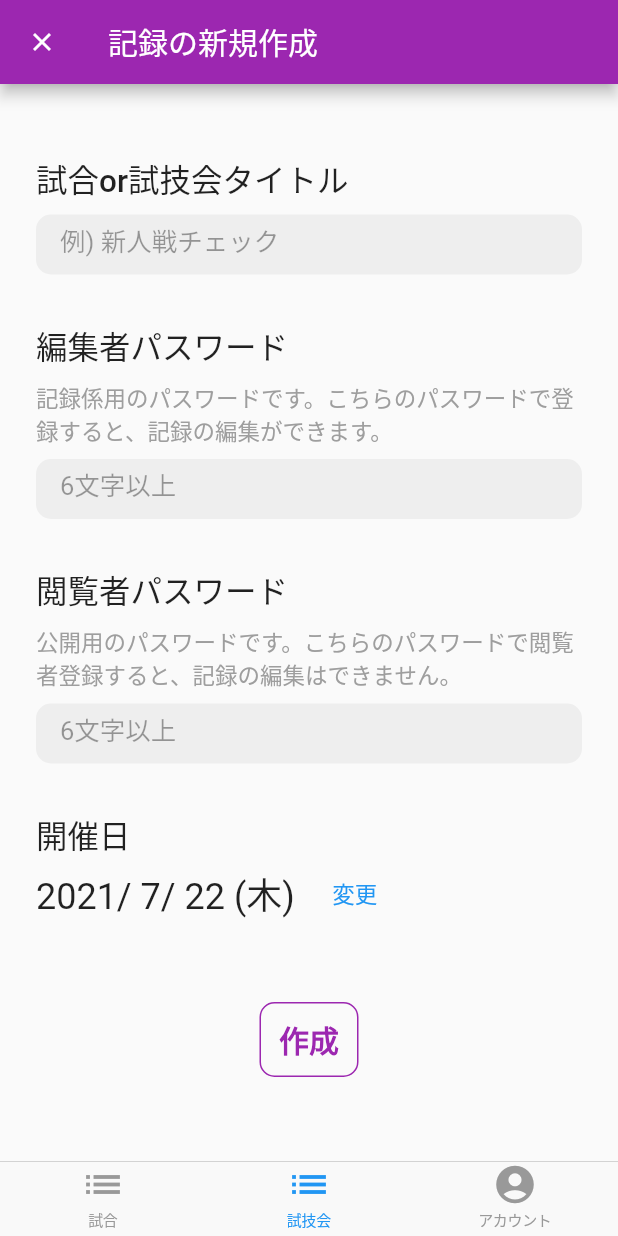
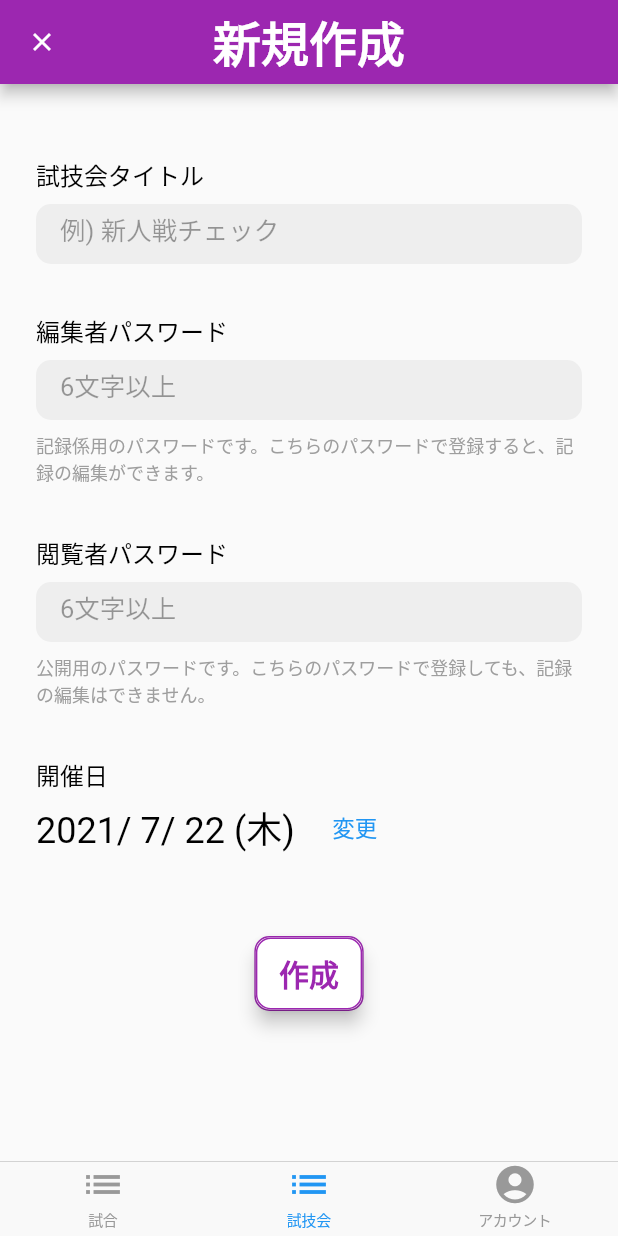
Before and after one commit to o2yama/game-record-app, a Flutter app: the HomeScreen screen opened directly, item 2 of the bottom bar chosen, after a tap on the "add" icon, on a phone screen of 412 x 824 dp. Run offline on Flutter 3.47's test engine with Material 2 defaults, Android fonts, the phone set to English and light mode, and no system bars; our stand-ins replace adaptive_dialog, cloud_firestore, firebase_auth, firebase_core, firebase_storage, flutter_hooks and 5 more; missing offline and left inert: app_tracking_transparency; accounts and stored records are empty.

```diff
--- a/lib/screens/create_new_rehearsal/create_new_game_screen.dart
+++ b/lib/screens/create_new_rehearsal/create_new_game_screen.dart
@@ -7,37 +7,46 @@ import 'package:hooks_riverpod/hooks_riverpod.dart';
 import 'package:record_game_app/common/date.dart';
 import 'package:record_game_app/common/validator.dart';
 import 'package:record_game_app/common/widgets/simple_text_field.dart';
-import 'package:record_game_app/common/widgets/loading_screen.dart';
+import 'package:record_game_app/common/widgets/loading_screen/loading_screen.dart';
 import 'package:record_game_app/domain/app_user/app_user.dart';
-import 'package:record_game_app/common/loading_state.dart';
+import 'package:record_game_app/common/widgets/loading_screen/loading_state.dart';
 import 'package:record_game_app/screens/home_screens/rehearsal_list_screen/rehearsal_list_state.dart';
 import 'create_new_game_model.dart';
+
+enum GameType { match, rehearsal }
 
 final gameTitleController = TextEditingController();
 final editorKeyController = TextEditingController();
 final readerKeyController = TextEditingController();
 
 class CreateNewGameScreen extends HookWidget {
-  const CreateNewGameScreen({Key? key}) : super(key: key);
+  const CreateNewGameScreen({Key? key, required this.gameType})
+      : super(key: key);
+  final GameType gameType;
 
-  static Route<Widget> route() {
+  static Route<Widget> route(GameType gameType) {
+    gameTitleController.clear();
+    editorKeyController.clear();
+    readerKeyController.clear();
     return MaterialPageRoute<Widget>(
-      builder: (_) => const CreateNewGameScreen(),
+      builder: (_) => CreateNewGameScreen(gameType: gameType),
       fullscreenDialog: true,
     );
   }
 
-  Widget _searchGameField(BuildContext context) {
+  Widget _gameTitleField(BuildContext context) {
     return Padding(
       padding: const EdgeInsets.all(8),
       child: Column(
         crossAxisAlignment: CrossAxisAlignment.start,
         children: [
-          Text('試合or試技会タイトル', style: Theme.of(context).textTheme.headline6),
+          gameType == GameType.match
+              ? Text('試合タイトル', style: Theme.of(context).textTheme.headline5)
+              : Text('試技会タイトル', style: Theme.of(context).textTheme.headline5),
           const SizedBox(height: 8),
           SimpleTextField(
             controller: gameTitleController,
-            hintText: '例) 新人戦チェック',
+            hintText: gameType == GameType.match ? '例) 新人戦' : '例) 新人戦チェック',
             keyboardType: TextInputType.text,
           )
         ],
@@ -51,17 +60,17 @@ class CreateNewGameScreen extends HookWidget {
       child: Column(
         crossAxisAlignment: CrossAxisAlignment.start,
         children: [
-          Text('編集者パスワード', style: Theme.of(context).textTheme.headline6),
-          const SizedBox(height: 8),
-          const Text(
-            '記録係用のパスワードです。こちらのパスワードで登録すると、記録の編集ができます。',
-            style: TextStyle(color: Colors.grey),
-          ),
+          Text('編集者パスワード', style: Theme.of(context).textTheme.headline5),
           const SizedBox(height: 8),
           SimpleTextField(
             controller: editorKeyController,
             hintText: '6文字以上',
             keyboardType: TextInputType.visiblePassword,
+          ),
+          const SizedBox(height: 8),
+          Text(
+            '記録係用のパスワードです。こちらのパスワードで登録すると、記録の編集ができます。',
+            style: Theme.of(context).textTheme.headline6,
           ),
         ],
       ),
@@ -74,17 +83,17 @@ class CreateNewGameScreen extends HookWidget {
       child: Column(
         crossAxisAlignment: CrossAxisAlignment.start,
         children: [
-          Text('閲覧者パスワード', style: Theme.of(context).textTheme.headline6),
-          const SizedBox(height: 8),
-          const Text(
-            '公開用のパスワードです。こちらのパスワードで閲覧者登録すると、記録の編集はできません。',
-            style: TextStyle(color: Colors.grey),
-          ),
+          Text('閲覧者パスワード', style: Theme.of(context).textTheme.headline5),
           const SizedBox(height: 8),
           SimpleTextField(
             controller: readerKeyController,
             hintText: '6文字以上',
             keyboardType: TextInputType.visiblePassword,
+          ),
+          const SizedBox(height: 8),
+          Text(
+            '公開用のパスワードです。こちらのパスワードで登録しても、記録の編集はできません。',
+            style: Theme.of(context).textTheme.headline6,
           ),
         ],
       ),
@@ -98,14 +107,14 @@ class CreateNewGameScreen extends HookWidget {
       child: Column(
         crossAxisAlignment: CrossAxisAlignment.start,
         children: [
-          Text('開催日', style: Theme.of(context).textTheme.headline6),
+          Text('開催日', style: Theme.of(context).textTheme.headline5),
           Row(children: [
             Text(
               '${heldAt.value.year}/ '
               '${heldAt.value.month}/ '
               '${heldAt.value.day} '
               '(${intToDate[heldAt.value.weekday]})',
-              style: Theme.of(context).textTheme.headline5,
+              style: Theme.of(context).textTheme.headline4,
             ),
             const SizedBox(width: 8),
             TextButton(
@@ -171,29 +180,38 @@ class CreateNewGameScreen extends HookWidget {
         border: Border.all(color: Theme.of(context).primaryColor),
         borderRadius: BorderRadius.circular(10),
       ),
-      child: TextButton(
+      child: ElevatedButton(
         onPressed: () async {
           if (gameTitleController.text.isEmpty) {
-            Validator().showValidMessage('試合、または試技会のタイトルを入力してください');
+            gameType == GameType.match
+                ? Validator().showValidMessage('試合のタイトルを入力してください')
+                : Validator().showValidMessage('試技会のタイトルを入力してください');
           } else if (!Validator().validKeys(editorKeyController.text)) {
             Validator().showValidMessage('編集者用パスワードは6文字以上です。');
           } else if (!Validator().validKeys(readerKeyController.text)) {
             Validator().showValidMessage('閲覧者用パスワードは6文字以上です。');
+          } else if (editorKeyController.text == readerKeyController.text) {
+            Validator().showValidMessage('2つのパスワードは、異なるものにしてください。');
           } else {
             context.read(loadingStateProvider.notifier).startLoading();
             try {
               //新しい試技会の作成
               await model.createNewGame(
-                  gameTitle: gameTitleController.text,
-                  editorKey: editorKeyController.text,
-                  readerKey: readerKeyController.text,
-                  heldAt: heldAt);
+                gameTitle: gameTitleController.text,
+                editorKey: editorKeyController.text,
+                readerKey: readerKeyController.text,
+                heldAt: heldAt,
+                gameType: gameType,
+              );
               context.read(loadingStateProvider.notifier).endLoading();
               await showOkAlertDialog(context: context, title: '作成できました。');
               //試技会の取得
               await context
                   .read(rehearsalListStateProvider.notifier)
                   .fetchRehearsals(appUser);
+              gameTitleController.clear();
+              editorKeyController.clear();
+              readerKeyController.clear();
               Navigator.pop(context);
             } on Exception {
               await showOkAlertDialog(context: context, title: '作成に失敗しました。');
@@ -203,11 +221,7 @@ class CreateNewGameScreen extends HookWidget {
         },
         child: Text(
           '作成',
-          style: TextStyle(
-            fontWeight: FontWeight.bold,
-            fontSize: 20,
-            color: Theme.of(context).primaryColor,
-          ),
+          style: TextStyle(color: Theme.of(context).primaryColor),
         ),
       ),
     );
@@ -222,7 +236,7 @@ class CreateNewGameScreen extends HookWidget {
     return GestureDetector(
       onTap: () => FocusScope.of(context).requestFocus(FocusNode()),
       child: Scaffold(
-        appBar: AppBar(title: const Text('記録の新規作成')),
+        appBar: AppBar(title: const Text('新規作成'), centerTitle: true),
         body: Stack(children: [
           SingleChildScrollView(
             child: Padding(
@@ -230,7 +244,7 @@ class CreateNewGameScreen extends HookWidget {
               child: Column(
                 children: [
                   const SizedBox(height: 24),
-                  _searchGameField(context),
+                  _gameTitleField(context),
                   const SizedBox(height: 16),
                   _editorKeyField(context),
                   const SizedBox(height: 16),
--- a/lib/screens/game_detail_screen/game_detail_argument.dart
+++ b/lib/screens/game_detail_screen/game_detail_argument.dart
@@ -1,8 +1,7 @@
 import 'package:record_game_app/domain/game/game.dart';
 
 class GameDetailArgument {
-  GameDetailArgument({required this.game, required this.isMatch});
+  GameDetailArgument({required this.game});
 
   final Game game;
-  final bool isMatch;
 }
--- a/lib/screens/home_screens/account_screen/account_screen.dart
+++ b/lib/screens/home_screens/account_screen/account_screen.dart
@@ -8,9 +8,9 @@ import 'package:hooks_riverpod/hooks_riverpod.dart';
 import 'package:record_game_app/common/widgets/ad_widget.dart';
 import 'package:record_game_app/common/widgets/large_image/large_image_state.dart';
 import 'package:record_game_app/common/widgets/restart_widget.dart';
-import 'package:record_game_app/common/widgets/loading_screen.dart';
+import 'package:record_game_app/common/widgets/loading_screen/loading_screen.dart';
 import 'package:record_game_app/domain/app_user/app_user.dart';
-import 'package:record_game_app/common/loading_state.dart';
+import 'package:record_game_app/common/widgets/loading_screen/loading_state.dart';
 
 class AccountScreen extends HookWidget {
   const AccountScreen({Key? key}) : super(key: key);
@@ -45,7 +45,7 @@ class AccountScreen extends HookWidget {
           mainAxisAlignment: MainAxisAlignment.center,
           crossAxisAlignment: CrossAxisAlignment.start,
           children: [
-            Text(name, style: Theme.of(context).textTheme.headline5),
+            Text(name, style: Theme.of(context).textTheme.headline4),
           ],
         ),
       ),
@@ -59,7 +59,8 @@ class AccountScreen extends HookWidget {
           context: context,
           builder: (context) => Platform.isIOS
               ? CupertinoAlertDialog(
-                  title: const Text('このアカウントで再度サインインするには、'
+                  title: const Text('本当にサインアウトしてもよろしいですか？'),
+                  content: const Text('このアカウントで再度サインインするには、'
                       'ご登録のメールアドレスと、パスワードが必要です。'),
                   actions: [
                     TextButton(
@@ -84,7 +85,8 @@ class AccountScreen extends HookWidget {
                   ],
                 )
               : AlertDialog(
-                  title: const Text('このアカウントで再度サインインするには、'
+                  title: const Text('本当にサインアウトしてもよろしいですか？'),
+                  content: const Text('このアカウントで再度サインインするには、'
                       'ご登録のメールアドレスと、パスワードが必要です。'),
                   actions: [
                     TextButton(
--- a/lib/screens/home_screens/home_screen.dart
+++ b/lib/screens/home_screens/home_screen.dart
@@ -3,9 +3,10 @@ import 'package:flutter/material.dart';
 import 'package:flutter_hooks/flutter_hooks.dart';
 import 'package:hooks_riverpod/hooks_riverpod.dart';
 import 'package:record_game_app/domain/app_user/app_user.dart';
+import 'package:record_game_app/screens/create_new_rehearsal/create_new_game_screen.dart';
 import 'package:record_game_app/screens/home_screens/account_screen/account_screen.dart';
 import 'package:record_game_app/screens/home_screens/rehearsal_list_screen/rehearsal_list_screen.dart';
-import 'package:record_game_app/common/loading_state.dart';
+import 'package:record_game_app/common/widgets/loading_screen/loading_state.dart';
 import 'match_list_screen/match_list_screen.dart';
 
 class HomeScreen extends HookWidget {
@@ -44,13 +45,13 @@ class HomeScreen extends HookWidget {
       tabBuilder: (context, index) {
         if (index == 0) {
           return CupertinoTabView(
-            builder: (context) =>
-                const CupertinoPageScaffold(child: MatchListScreen()),
+            builder: (context) => const CupertinoPageScaffold(
+                child: MatchListScreen(gameType: GameType.match)),
           );
         } else if (index == 1) {
           return CupertinoTabView(
-            builder: (context) =>
-                const CupertinoPageScaffold(child: RehearsalListScreen()),
+            builder: (context) => const CupertinoPageScaffold(
+                child: RehearsalListScreen(gameType: GameType.rehearsal)),
           );
         } else if (index == 2) {
           return CupertinoTabView(
--- a/lib/screens/login_sign_up/login/login_screen.dart
+++ b/lib/screens/login_sign_up/login/login_screen.dart
@@ -4,14 +4,14 @@ import 'package:flutter_hooks/flutter_hooks.dart';
 import 'package:flutter_riverpod/flutter_riverpod.dart';
 import 'package:hooks_riverpod/hooks_riverpod.dart';
 import 'package:record_game_app/common/validator.dart';
-import 'package:record_game_app/common/widgets/loading_screen.dart';
+import 'package:record_game_app/common/widgets/loading_screen/loading_screen.dart';
 import 'package:record_game_app/domain/app_user/app_user.dart';
 import 'package:record_game_app/screens/home_screens/home_screen.dart';
 import 'package:record_game_app/screens/login_sign_up/login/login_model.dart';
 import 'package:record_game_app/screens/login_sign_up/sign_up/sign_up_screen.dart';
 import 'package:record_game_app/screens/login_sign_up/widgets/email_field.dart';
 import 'package:record_game_app/screens/login_sign_up/widgets/password_field.dart';
-import 'package:record_game_app/common/loading_state.dart';
+import 'package:record_game_app/common/widgets/loading_screen/loading_state.dart';
 
 class LoginScreen extends HookWidget {
   const LoginScreen({Key? key}) : super(key: key);
--- a/lib/screens/login_sign_up/sign_up/sign_up_screen.dart
+++ b/lib/screens/login_sign_up/sign_up/sign_up_screen.dart
@@ -5,10 +5,10 @@ import 'package:flutter_riverpod/flutter_riverpod.dart';
 import 'package:hooks_riverpod/hooks_riverpod.dart';
 import 'package:record_game_app/common/screen_size.dart';
 import 'package:record_game_app/common/validator.dart';
-import 'package:record_game_app/common/widgets/loading_screen.dart';
+import 'package:record_game_app/common/widgets/loading_screen/loading_screen.dart';
 import 'package:record_game_app/screens/login_sign_up/login/login_screen.dart';
 import 'package:record_game_app/screens/login_sign_up/sign_up/sign_up_model.dart';
-import 'package:record_game_app/common/loading_state.dart';
+import 'package:record_game_app/common/widgets/loading_screen/loading_state.dart';
 import 'package:record_game_app/screens/login_sign_up/sign_up/wait_email_verify_screen.dart';
 import '../widgets/email_field.dart';
 import '../widgets/password_field.dart';
--- a/lib/screens/login_sign_up/sign_up/wait_email_verify_screen.dart
+++ b/lib/screens/login_sign_up/sign_up/wait_email_verify_screen.dart
@@ -3,11 +3,11 @@ import 'package:flutter_hooks/flutter_hooks.dart';
 import 'package:hooks_riverpod/hooks_riverpod.dart';
 import 'package:record_game_app/common/screen_size.dart';
 import 'package:record_game_app/common/validator.dart';
-import 'package:record_game_app/common/widgets/loading_screen.dart';
+import 'package:record_game_app/common/widgets/loading_screen/loading_screen.dart';
 import 'package:record_game_app/repository/auth_repository.dart';
 import 'package:record_game_app/screens/home_screens/home_screen.dart';
 import 'package:record_game_app/screens/login_sign_up/sign_up/sign_up_model.dart';
-import 'package:record_game_app/common/loading_state.dart';
+import 'package:record_game_app/common/widgets/loading_screen/loading_state.dart';
 
 class WaitEmailVerifyScreen extends HookWidget {
   const WaitEmailVerifyScreen({Key? key}) : super(key: key);
```
Also changed, not shown: lib/main.dart (+15 -4 lines), lib/repository/game_repository.dart (+6 -3 lines), lib/screens/create_new_rehearsal/create_new_game_model.dart (+18 -6 lines), lib/screens/game_detail_screen/game_detail_screen.dart (+9 -11 lines), lib/screens/game_detail_screen/team_list/team_list_model.dart (added, +43 -0 lines), lib/screens/game_detail_screen/team_list/team_list_state.dart (deleted, +0 -25 lines), lib/screens/game_detail_screen/team_list/team_list_view.dart (+115 -32 lines), lib/screens/home_screens/match_list_screen/game_document.dart (+9 -4 lines), lib/screens/home_screens/match_list_screen/match_list_screen.dart (+9 -7 lines), lib/screens/home_screens/rehearsal_list_screen/rehearsal_list_screen.dart (+9 -7 lines), lib/common/widgets/loading_screen/loading_screen.dart (renamed from lib/common/widgets/loading_screen.dart), lib/common/widgets/loading_screen/loading_state.dart (renamed from lib/common/loading_state.dart).
